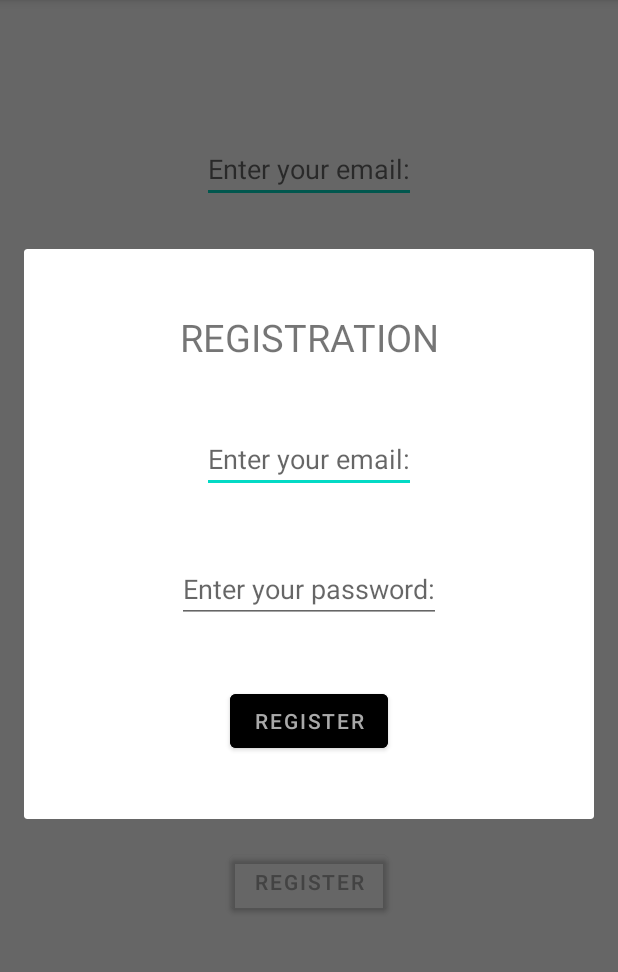
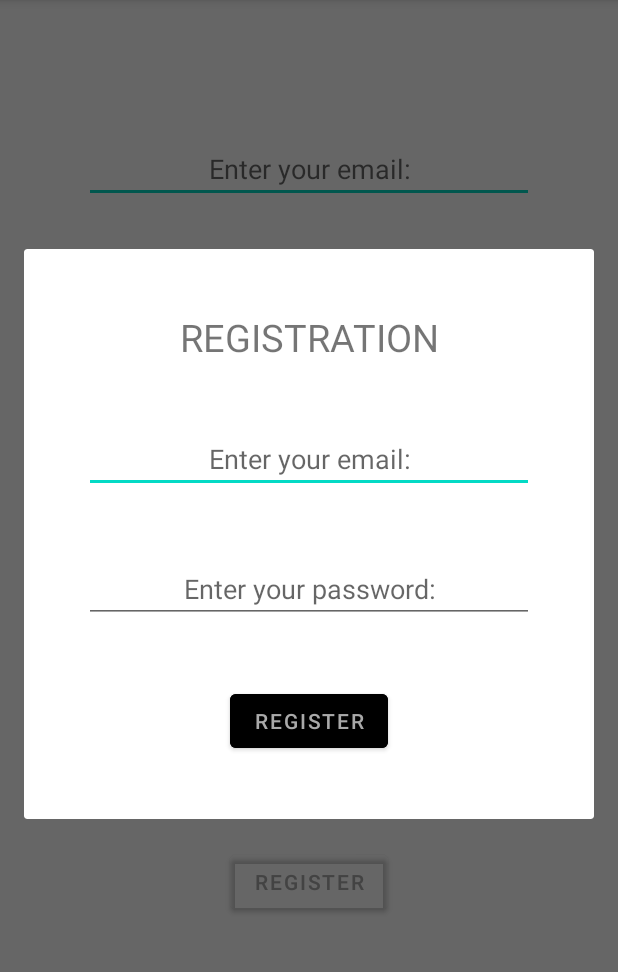
Before and after one commit to amilosevic11/GuessTheCountry, an Android app: the fragment RegisterDialog placed in its activity, after a tap on "REGISTER", on a phone screen of 412 x 824 dp, the part 84-1056 px from its top. Run offline under Robolectric (Android 15) with nearby library versions, the light colour scheme and no system bars; our stand-ins replace Firebase (no records; nobody signed in at launch, a user with empty details on screens opened directly).

Commit message:
Layout changes

```diff
--- a/app/src/main/java/com/example/amilosevic/guessthecountry/activities/LoginActivity.kt
+++ b/app/src/main/java/com/example/amilosevic/guessthecountry/activities/LoginActivity.kt
@@ -7,6 +7,10 @@ import androidx.lifecycle.Observer
 import com.example.amilosevic.guessthecountry.dialog.RegisterDialog
 import com.example.amilosevic.guessthecountry.databinding.ActivityLoginBinding
 import com.example.amilosevic.guessthecountry.viewmodels.RegistrationViewModel
+import kotlinx.coroutines.GlobalScope
+import kotlinx.coroutines.launch
+import org.koin.androidx.scope.lifecycleScope
+import org.koin.androidx.scope.scope
 import org.koin.androidx.viewmodel.ext.android.viewModel
 
 class LoginActivity : AppCompatActivity() {
@@ -21,17 +25,19 @@ class LoginActivity : AppCompatActivity() {
             val etEmail = it.etEmail
             val etPassword = it.etPassword
 
-            viewModel.isSignedIn.observe(this, Observer {
-
-                if(it != false) {
-                    val intent = Intent(this, PlayOrSeeResultsActivity::class.java)
-                    startActivity(intent)
-                }
-            })
+//            viewModel.isSignedIn.observe(this, Observer {
+//
+//                if(it != false) {
+//                    val intent = Intent(this, PlayOrSeeResultsActivity::class.java)
+//                    startActivity(intent)
+//                }
+//            })
 
             it.btnLogin.setOnClickListener {
-//                viewModel.login(etEmail.toString(), etPassword.toString())
+                viewModel.login(etEmail.toString(), etPassword.toString())
 
+                val intent = Intent(this, PlayOrSeeResultsActivity::class.java)
+                startActivity(intent)
             }
 
             it.btnRegister.setOnClickListener {
--- a/app/src/main/java/com/example/amilosevic/guessthecountry/data/firebase/FirebaseService.kt
+++ b/app/src/main/java/com/example/amilosevic/guessthecountry/data/firebase/FirebaseService.kt
@@ -9,7 +9,7 @@ class FirebaseService(private val auth: FirebaseAuth) {
     private var isUserSigned: Boolean = false
     private var isUserRegistered: Boolean = false
 
-    suspend fun register(email: String, password: String) {
+    fun register(email: String, password: String) {
         auth.createUserWithEmailAndPassword(email, password).addOnCompleteListener {
             if(it.isSuccessful) {
                 isUserRegistered = true
--- a/app/src/main/java/com/example/amilosevic/guessthecountry/viewmodels/RegistrationViewModel.kt
+++ b/app/src/main/java/com/example/amilosevic/guessthecountry/viewmodels/RegistrationViewModel.kt
@@ -5,6 +5,7 @@ import androidx.lifecycle.ViewModel
 import androidx.lifecycle.viewModelScope
 import com.example.amilosevic.guessthecountry.data.firebase.FirebaseService
 import com.google.firebase.auth.FirebaseUser
+import kotlinx.coroutines.awaitAll
 import kotlinx.coroutines.launch
 
 class RegistrationViewModel(private val auth: FirebaseService): ViewModel() {
@@ -24,6 +25,7 @@ class RegistrationViewModel(private val auth: FirebaseService): ViewModel() {
 
     fun login(email: String, password: String) {
         auth.login(email, password)
+
         if(auth.isSigned()) {
             currentUser.postValue(auth.getCurrentUser())
             isSignedIn.postValue(true)
--- a/app/src/main/res/layout/activity_login.xml
+++ b/app/src/main/res/layout/activity_login.xml
@@ -8,24 +8,26 @@
 
     <EditText
         android:id="@+id/et_email"
-        android:layout_width="wrap_content"
+        android:layout_width="300dp"
         android:layout_height="wrap_content"
         app:layout_constraintStart_toStartOf="parent"
         app:layout_constraintEnd_toEndOf="parent"
         app:layout_constraintTop_toTopOf="parent"
         app:layout_constraintBottom_toTopOf="@id/et_password"
-        android:hint="Enter your email:"/>
+        android:hint="Enter your email:"
+        android:gravity="center"/>
 
     <EditText
         android:id="@+id/et_password"
-        android:layout_width="wrap_content"
+        android:layout_width="300dp"
         android:layout_height="wrap_content"
         app:layout_constraintStart_toStartOf="parent"
         app:layout_constraintEnd_toEndOf="parent"
         app:layout_constraintTop_toBottomOf="@id/et_email"
         app:layout_constraintBottom_toTopOf="@id/btn_login"
         android:hint="Enter your password:"
-        android:inputType="textPassword"/>
+        android:inputType="textPassword"
+        android:gravity="center"/>
 
     <Button
         android:id="@+id/btn_login"
--- a/app/src/main/res/layout/register_dialog.xml
+++ b/app/src/main/res/layout/register_dialog.xml
@@ -28,24 +28,26 @@
 
     <EditText
         android:id="@+id/et_email_register"
-        android:layout_width="wrap_content"
+        android:layout_width="300dp"
         android:layout_height="wrap_content"
         app:layout_constraintStart_toStartOf="parent"
         app:layout_constraintEnd_toEndOf="parent"
         app:layout_constraintTop_toBottomOf="@id/tv_registration"
         app:layout_constraintBottom_toTopOf="@id/et_password_register"
-        android:hint="Enter your email:"/>
+        android:hint="Enter your email:"
+        android:gravity="center"/>
 
     <EditText
         android:id="@+id/et_password_register"
-        android:layout_width="wrap_content"
+        android:layout_width="300dp"
         android:layout_height="wrap_content"
         app:layout_constraintStart_toStartOf="parent"
         app:layout_constraintEnd_toEndOf="parent"
         app:layout_constraintTop_toBottomOf="@id/et_email_register"
         app:layout_constraintBottom_toTopOf="@id/btn_register_user"
         android:inputType="textPassword"
-        android:hint="Enter your password:"/>
+        android:hint="Enter your password:"
+        android:gravity="center"/>
 
     <Button
         android:id="@+id/btn_register_user"
```
